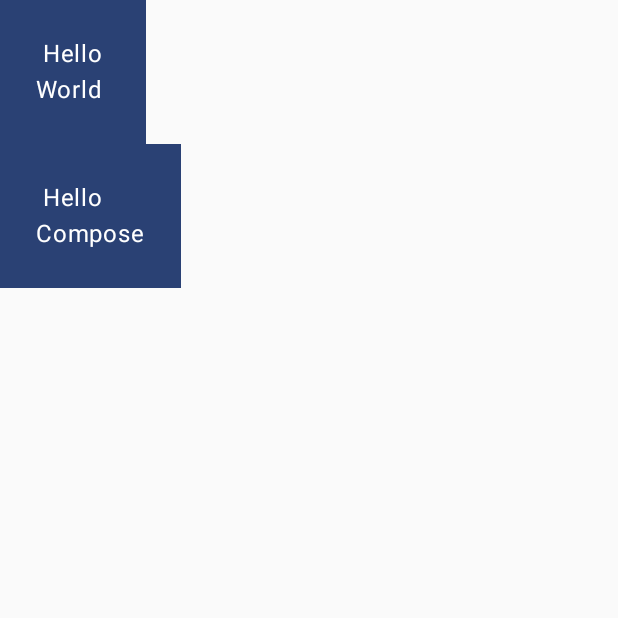
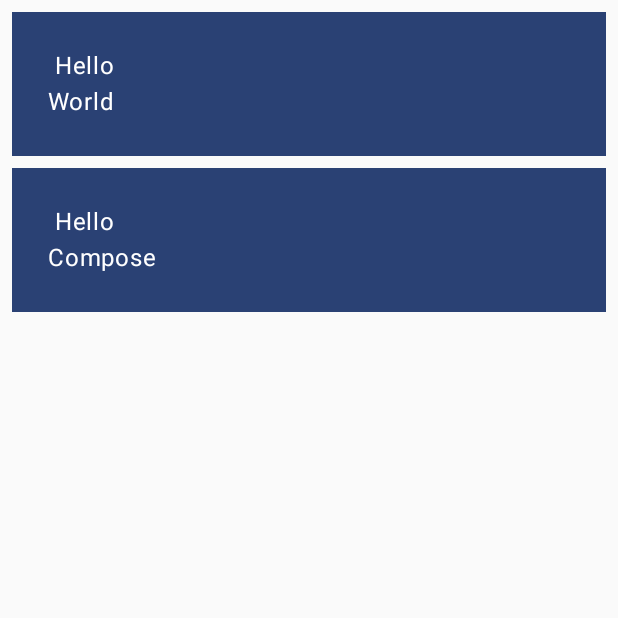
Before and after one commit to Hide109/practice-jetpac-compose, an Android app built with Jetpack Compose: the screen it shows after launch (MainActivity), on a phone screen of 412 x 824 dp, the top half of it. Run offline under Robolectric (Android 15) with nearby library versions, the phone set to English and light mode, and no system bars.

Commit message:
余白の範囲を指定して一定間隔で表示するようにした
MyApp内とGreeting内で余白の範囲を指定して一定間隔で色を塗る部分と白抜きの部分を作りながら改行の文章を二つ作った。

```diff
--- a/app/src/main/java/com/example/basiccodelab/MainActivity.kt
+++ b/app/src/main/java/com/example/basiccodelab/MainActivity.kt
@@ -7,6 +7,7 @@ import androidx.activity.compose.setContent
 import androidx.activity.enableEdgeToEdge
 import androidx.compose.foundation.layout.Column
 import androidx.compose.foundation.layout.fillMaxSize
+import androidx.compose.foundation.layout.fillMaxWidth
 import androidx.compose.foundation.layout.padding
 import androidx.compose.material3.MaterialTheme
 import androidx.compose.material3.Scaffold
@@ -34,7 +35,7 @@ fun MyApp(
     modifier: Modifier = Modifier,
     names: List<String> = listOf("World","Compose")
 ){
-    Column(modifier) {
+    Column(modifier = modifier.padding(vertical = 4.dp)) {
         for (name in names){
             Greeting(name = name)
         }
@@ -43,15 +44,18 @@ fun MyApp(
 
 @Composable
 fun Greeting(name: String, modifier: Modifier = Modifier) {
-    Surface(color = MaterialTheme.colorScheme.primary){
-        Column(modifier = modifier.padding(24.dp)) {
+    Surface(
+            color = MaterialTheme.colorScheme.primary,
+            modifier = modifier.padding(vertical = 4.dp, horizontal = 8.dp)
+    ){
+        Column(modifier = modifier.fillMaxWidth().padding(24.dp)) {
             Text(text = " Hello ")
             Text(text = name)
         }
     }
 }
 
-@Preview(showBackground = true)
+@Preview(showBackground = true, widthDp = 320)
 @Composable
 fun GreetingPreview() {
     BasicCodelabTheme {
```
